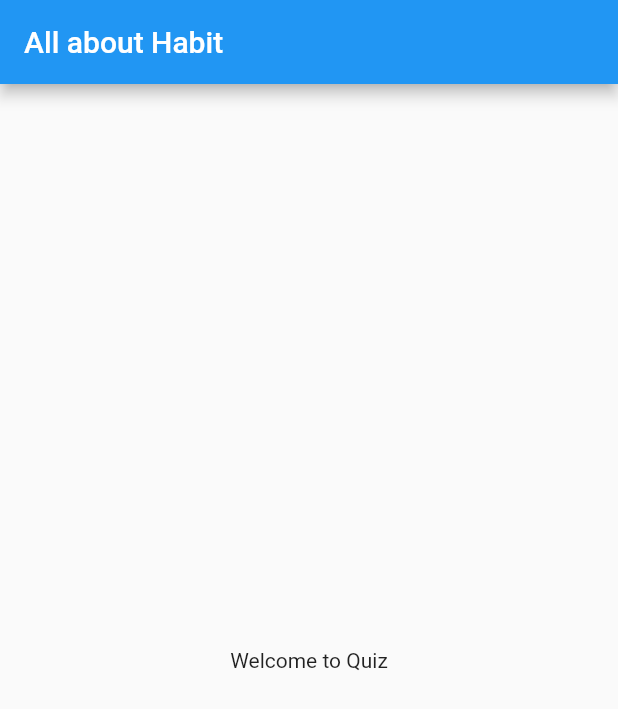
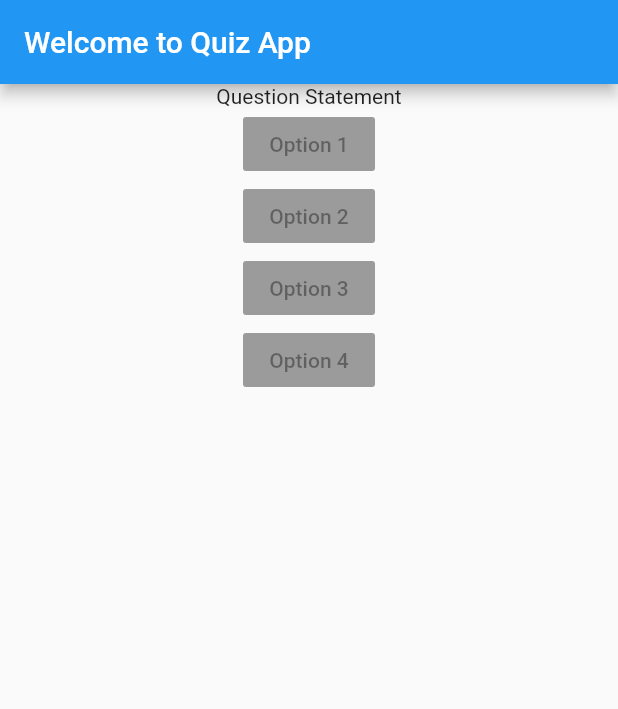
Before and after one commit to ramkinkargithub/habit-quiz-app, a Flutter app: the screen it shows after launch, on a phone screen of 412 x 824 dp. Shown: the top 709 px of the screen. Run offline on Flutter 3.47's test engine with Material 2 defaults, Android fonts, the phone set to English and light mode, and no system bars.

Commit message:
Update main.dart
adding Column Widget to list out Question and respective answers.

```diff
--- a/lib/main.dart
+++ b/lib/main.dart
@@ -4,22 +4,34 @@ void main() {
   runApp(MyApp());
 }
 
-class MyApp extends StatelessWidget {
+class MyApp extends StatefulWidget {
   // Application Root.
+  @override
+  _MyAppState createState() => _MyAppState();
+}
+
+class _MyAppState extends State<MyApp> {
   @override
   Widget build(BuildContext context) {
     return MaterialApp(
-      title: 'Quiz on Habbit',
+      title: 'QuizApp',
       theme: ThemeData(
         primarySwatch: Colors.blue,
       ),
       home: Scaffold(
         appBar: AppBar(
-          title: Text('All about Habit'),
+          title: Text('Welcome to Quiz App'),
         ),
         body: Center(
-          child: Text('Welcome to Quiz'),
-        ),
+            child: Column(
+          children: [
+            Text('Question Statement'),
+            RaisedButton(child: Text('Option 1'), onPressed: null),
+            RaisedButton(child: Text('Option 2'), onPressed: null),
+            RaisedButton(child: Text('Option 3'), onPressed: null),
+            RaisedButton(child: Text('Option 4'), onPressed: null),
+          ],
+        )),
       ),
     );
   }
```
